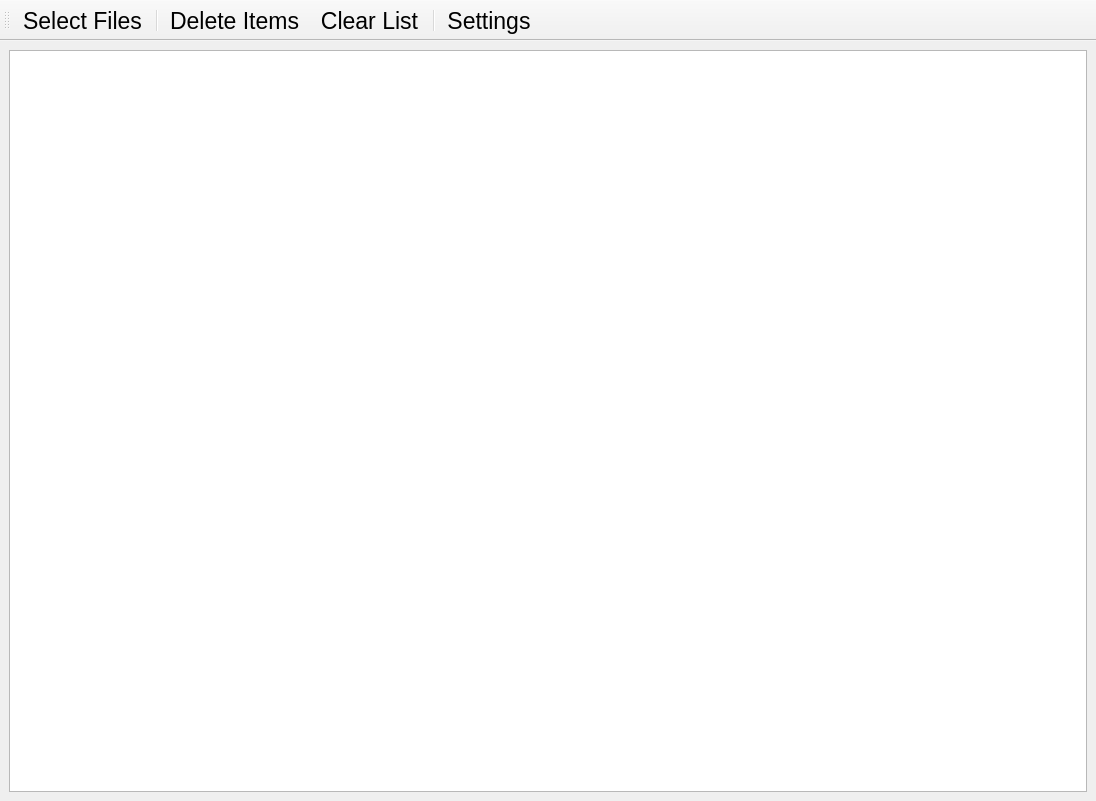
The window that Lib/TypoViewer/windows/mainWindow.ui (aikaisi/TypoViewer) describes before a commit, drawn with Qt 5.
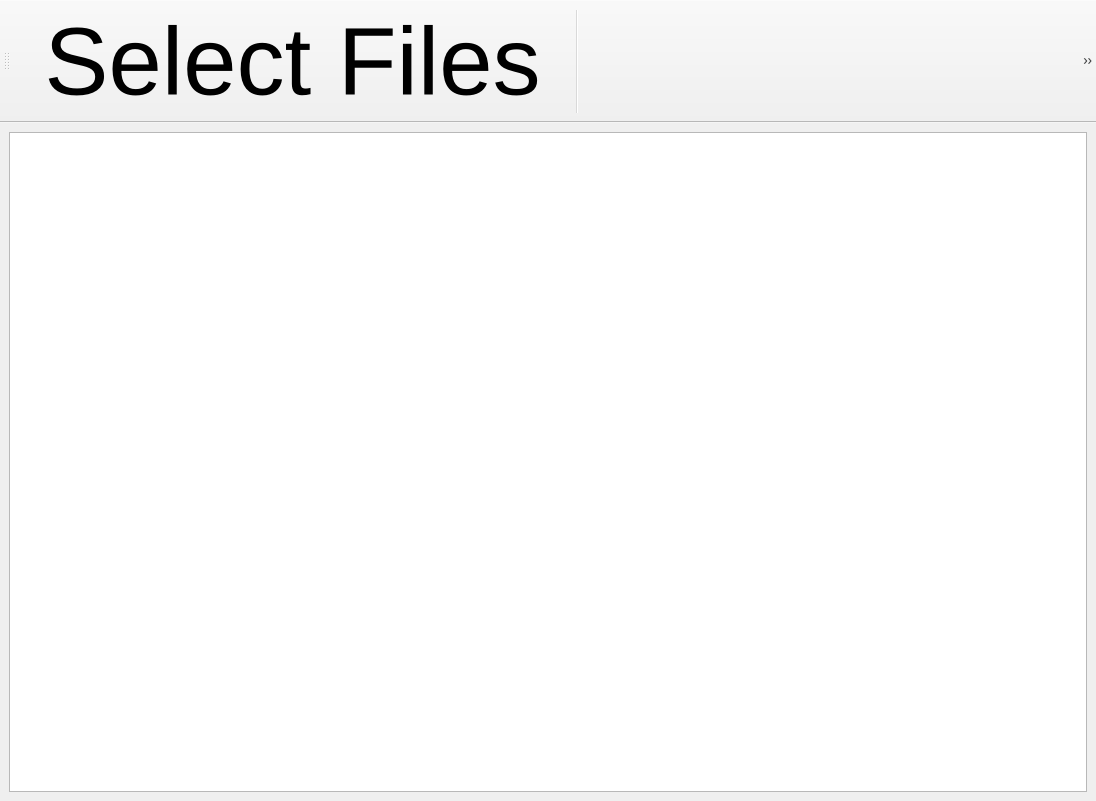
The same window after the commit. Icons and pictures are not drawn.

Commit message: fix view point size to 72

What changed in the file:
```diff
--- a/Lib/TypoViewer/windows/mainWindow.ui
+++ b/Lib/TypoViewer/windows/mainWindow.ui
@@ -12,7 +12,7 @@
   </property>
   <property name="font">
    <font>
-    <pointsize>17</pointsize>
+    <pointsize>72</pointsize>
    </font>
   </property>
   <property name="windowTitle">
```
The commit also changes 2 other files.
